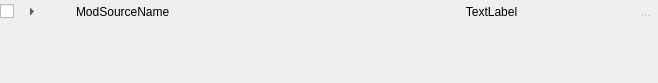
The window that ui/a2widget/a2module_source.ui (ewerybody/a2) describes before a commit, drawn with Qt 5.
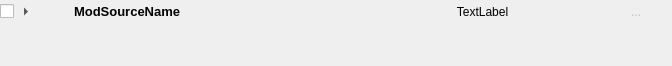
The same window after the commit. Custom widgets are drawn as their Qt base class.

Commit message: a2module source widget: moved menu button to header

Patch:
```diff
--- a/ui/a2widget/a2module_source.ui
+++ b/ui/a2widget/a2module_source.ui
@@ -6,8 +6,8 @@
    <rect>
     <x>0</x>
     <y>0</y>
-    <width>658</width>
-    <height>83</height>
+    <width>672</width>
+    <height>66</height>
    </rect>
   </property>
   <layout class="QVBoxLayout" name="modsource_layout">
@@ -15,7 +15,10 @@
     <number>0</number>
    </property>
    <item>
-    <layout class="QHBoxLayout" name="header_layout" stretch="0,0,1,0">
+    <layout class="QHBoxLayout" name="_check_layout" stretch="0,1,0">
+     <property name="spacing">
+      <number>0</number>
+     </property>
      <item>
       <widget class="QCheckBox" name="check">
        <property name="text">
@@ -24,6 +27,11 @@
       </widget>
      </item>
      <item>
+      <layout class="QHBoxLayout" name="header_layout">
+       <property name="spacing">
+        <number>8</number>
+       </property>
+       <item>
       <widget class="QToolButton" name="tool_button">
        <property name="text">
         <string notr="true">...</string>
@@ -37,12 +45,6 @@
       </widget>
      </item>
      <item>
-      <widget class="QWidget" name="label_widget" native="true">
-       <layout class="QHBoxLayout" name="horizontalLayout_2">
-        <property name="margin">
-         <number>0</number>
-        </property>
-        <item>
          <widget class="QLabel" name="icon_label">
           <property name="minimumSize">
            <size>
@@ -59,6 +61,9 @@
           <property name="text">
            <string notr="true"/>
           </property>
+         <property name="textFormat">
+          <enum>Qt::PlainText</enum>
+         </property>
          </widget>
         </item>
         <item>
@@ -71,13 +76,17 @@
           </property>
           <property name="font">
            <font>
-            <weight>50</weight>
-            <bold>false</bold>
+           <pointsize>10</pointsize>
+           <weight>75</weight>
+           <bold>true</bold>
            </font>
           </property>
           <property name="text">
            <string notr="true">ModSourceName</string>
           </property>
+         <property name="textFormat">
+          <enum>Qt::PlainText</enum>
+         </property>
          </widget>
         </item>
         <item>
@@ -85,14 +94,14 @@
           <property name="text">
            <string notr="true">TextLabel</string>
           </property>
+         <property name="textFormat">
+          <enum>Qt::PlainText</enum>
+         </property>
           <property name="alignment">
            <set>Qt::AlignCenter</set>
           </property>
          </widget>
         </item>
-       </layout>
-      </widget>
-     </item>
      <item>
       <widget class="QToolButton" name="error_icon">
        <property name="enabled">
@@ -112,10 +121,29 @@
     </layout>
    </item>
    <item>
+      <widget class="A2MoreButton" name="a2option_button">
+       <property name="text">
+        <string notr="true"/>
+       </property>
+       <property name="autoRaise">
+        <bool>true</bool>
+       </property>
+      </widget>
+     </item>
+    </layout>
+   </item>
+   <item>
     <widget class="QWidget" name="details_widget" native="true"/>
    </item>
   </layout>
  </widget>
+ <customwidgets>
+  <customwidget>
+   <class>A2MoreButton</class>
+   <extends>QToolButton</extends>
+   <header>a2widget.a2more_button</header>
+  </customwidget>
+ </customwidgets>
  <resources/>
  <connections/>
 </ui>
```
Lines whose indentation alone changed are shown as unchanged. The commit also changes 3 other files.
